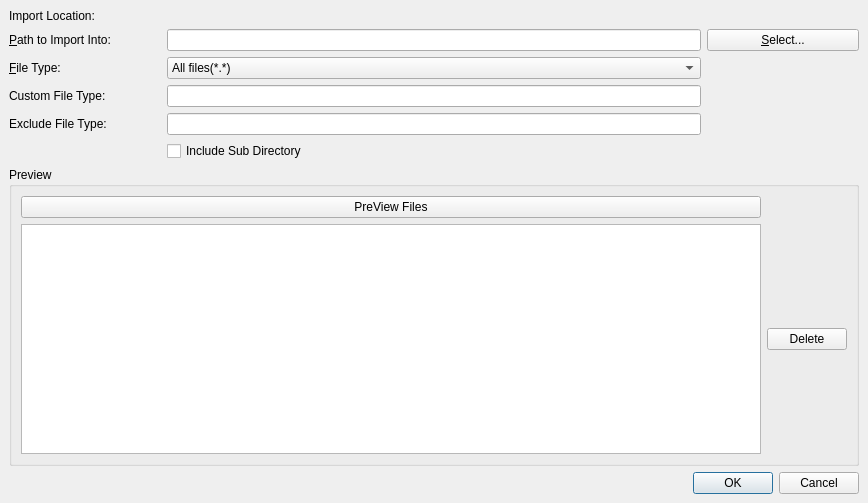
Before: the Qt Designer form managefile/importdocdialog.ui in MrMattMunro/filesearch, drawn with Qt 5.
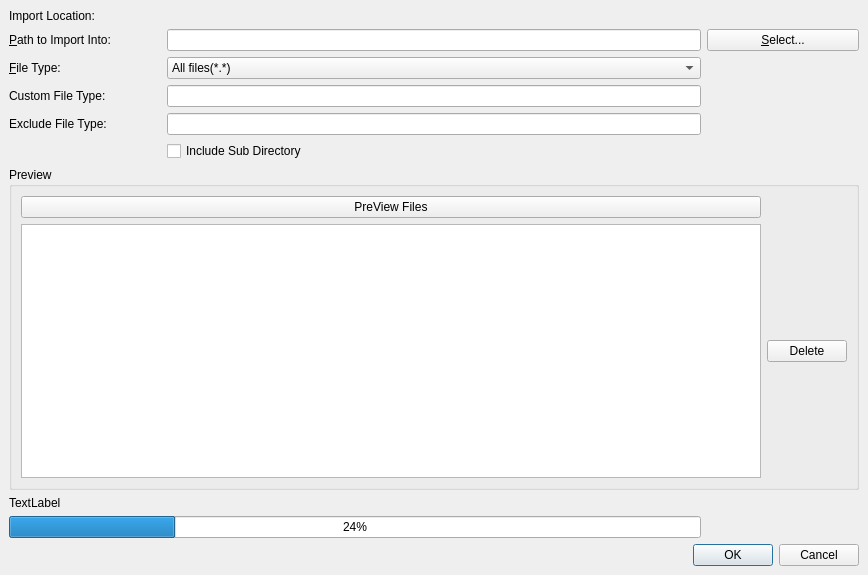
After: the same form once the commit is applied.

```diff
--- a/managefile/importdocdialog.ui
+++ b/managefile/importdocdialog.ui
@@ -7,7 +7,7 @@
     <x>0</x>
     <y>0</y>
     <width>868</width>
-    <height>503</height>
+    <height>575</height>
    </rect>
   </property>
   <property name="windowTitle">
@@ -82,7 +82,7 @@
      </layout>
     </widget>
    </item>
-   <item row="12" column="0" colspan="4">
+   <item row="18" column="0" colspan="4">
     <widget class="QDialogButtonBox" name="buttonBox">
      <property name="whatsThis">
       <string/>
@@ -224,6 +224,20 @@
      </property>
     </widget>
    </item>
+   <item row="14" column="0" colspan="4">
+    <widget class="QLabel" name="pgfilename">
+     <property name="text">
+      <string>TextLabel</string>
+     </property>
+    </widget>
+   </item>
+   <item row="16" column="0" colspan="3">
+    <widget class="QProgressBar" name="progressBar">
+     <property name="value">
+      <number>24</number>
+     </property>
+    </widget>
+   </item>
   </layout>
  </widget>
  <resources/>
```
Left out of the diff: 14 changed lines with no effect on the pictures.
